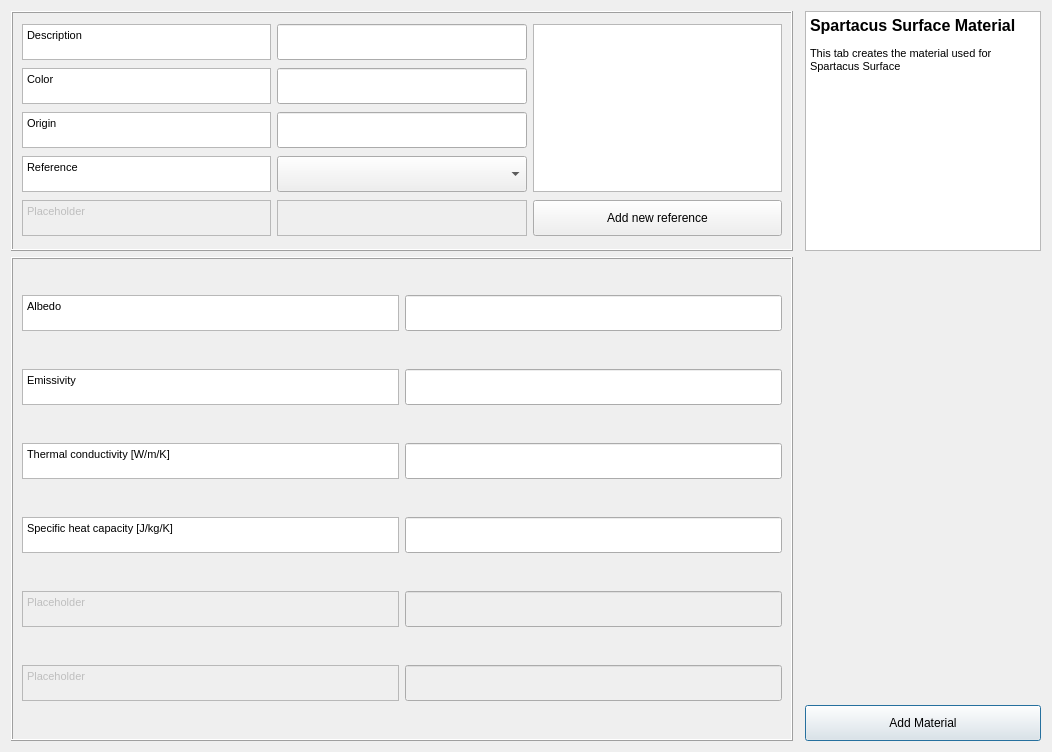
Above: tabs/Spartacus_material_tab.ui from gusbacos/suews_database_manager before the change. Below: the same form after it.
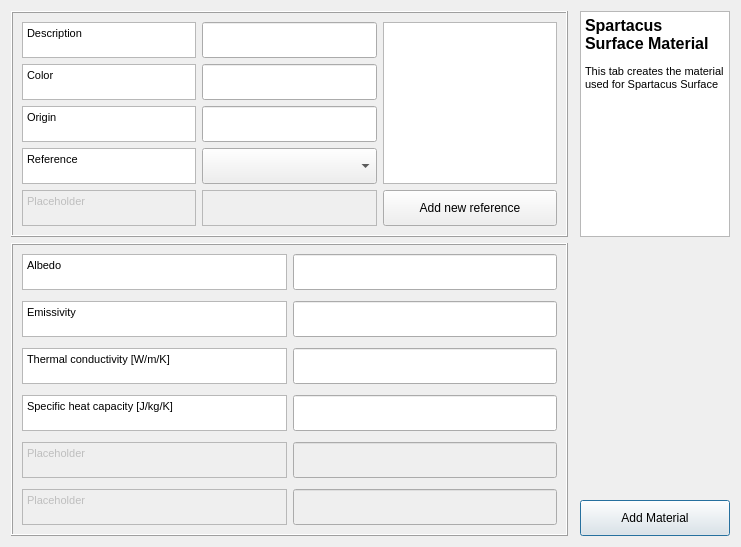
That is the form after the change. Custom widgets are drawn as their Qt base class.

```diff
--- a/tabs/Spartacus_material_tab.ui
+++ b/tabs/Spartacus_material_tab.ui
@@ -6,8 +6,8 @@
    <rect>
     <x>0</x>
     <y>0</y>
-    <width>1052</width>
-    <height>752</height>
+    <width>741</width>
+    <height>543</height>
    </rect>
   </property>
   <property name="windowTitle">
@@ -41,7 +41,7 @@
       <string>&lt;!DOCTYPE HTML PUBLIC &quot;-//W3C//DTD HTML 4.0//EN&quot; &quot;http://www.w3.org/TR/REC-html40/strict.dtd&quot;&gt;
 &lt;html&gt;&lt;head&gt;&lt;meta name=&quot;qrichtext&quot; content=&quot;1&quot; /&gt;&lt;style type=&quot;text/css&quot;&gt;
 p, li { white-space: pre-wrap; }
-&lt;/style&gt;&lt;/head&gt;&lt;body style=&quot; font-family:'MS Shell Dlg 2'; font-size:7.8pt; font-weight:400; font-style:normal;&quot;&gt;
+&lt;/style&gt;&lt;/head&gt;&lt;body style=&quot; font-family:'MS Shell Dlg 2'; font-size:9.75pt; font-weight:400; font-style:normal;&quot;&gt;
 &lt;p style=&quot; margin-top:12px; margin-bottom:12px; margin-left:0px; margin-right:0px; -qt-block-indent:0; text-indent:0px;&quot;&gt;&lt;span style=&quot; font-size:12pt; font-weight:600;&quot;&gt;Spartacus Surface Material&lt;/span&gt;&lt;/p&gt;
 &lt;p style=&quot; margin-top:12px; margin-bottom:12px; margin-left:0px; margin-right:0px; -qt-block-indent:0; text-indent:0px;&quot;&gt;&lt;span style=&quot; font-size:8pt;&quot;&gt;This tab creates the material used for Spartacus Surface&lt;/span&gt;&lt;/p&gt;&lt;/body&gt;&lt;/html&gt;</string>
      </property>
@@ -137,7 +137,7 @@
          <string>&lt;!DOCTYPE HTML PUBLIC &quot;-//W3C//DTD HTML 4.0//EN&quot; &quot;http://www.w3.org/TR/REC-html40/strict.dtd&quot;&gt;
 &lt;html&gt;&lt;head&gt;&lt;meta name=&quot;qrichtext&quot; content=&quot;1&quot; /&gt;&lt;style type=&quot;text/css&quot;&gt;
 p, li { white-space: pre-wrap; }
-&lt;/style&gt;&lt;/head&gt;&lt;body style=&quot; font-family:'MS Shell Dlg 2'; font-size:7.8pt; font-weight:400; font-style:normal;&quot;&gt;
+&lt;/style&gt;&lt;/head&gt;&lt;body style=&quot; font-family:'MS Shell Dlg 2'; font-size:9.75pt; font-weight:400; font-style:normal;&quot;&gt;
 &lt;p style=&quot; margin-top:0px; margin-bottom:0px; margin-left:0px; margin-right:0px; -qt-block-indent:0; text-indent:0px;&quot;&gt;&lt;span style=&quot; font-size:8.25pt;&quot;&gt;Specific heat capacity [J/kg/K]&lt;/span&gt;&lt;/p&gt;&lt;/body&gt;&lt;/html&gt;</string>
         </property>
        </widget>
@@ -163,7 +163,7 @@
          <string>&lt;!DOCTYPE HTML PUBLIC &quot;-//W3C//DTD HTML 4.0//EN&quot; &quot;http://www.w3.org/TR/REC-html40/strict.dtd&quot;&gt;
 &lt;html&gt;&lt;head&gt;&lt;meta name=&quot;qrichtext&quot; content=&quot;1&quot; /&gt;&lt;style type=&quot;text/css&quot;&gt;
 p, li { white-space: pre-wrap; }
-&lt;/style&gt;&lt;/head&gt;&lt;body style=&quot; font-family:'MS Shell Dlg 2'; font-size:7.8pt; font-weight:400; font-style:normal;&quot;&gt;
+&lt;/style&gt;&lt;/head&gt;&lt;body style=&quot; font-family:'MS Shell Dlg 2'; font-size:9.75pt; font-weight:400; font-style:normal;&quot;&gt;
 &lt;p style=&quot; margin-top:0px; margin-bottom:0px; margin-left:0px; margin-right:0px; -qt-block-indent:0; text-indent:0px;&quot;&gt;&lt;span style=&quot; font-size:8pt;&quot;&gt;Placeholder&lt;/span&gt;&lt;/p&gt;&lt;/body&gt;&lt;/html&gt;</string>
         </property>
        </widget>
@@ -186,7 +186,7 @@
          <string>&lt;!DOCTYPE HTML PUBLIC &quot;-//W3C//DTD HTML 4.0//EN&quot; &quot;http://www.w3.org/TR/REC-html40/strict.dtd&quot;&gt;
 &lt;html&gt;&lt;head&gt;&lt;meta name=&quot;qrichtext&quot; content=&quot;1&quot; /&gt;&lt;style type=&quot;text/css&quot;&gt;
 p, li { white-space: pre-wrap; }
-&lt;/style&gt;&lt;/head&gt;&lt;body style=&quot; font-family:'MS Shell Dlg 2'; font-size:7.8pt; font-weight:400; font-style:normal;&quot;&gt;
+&lt;/style&gt;&lt;/head&gt;&lt;body style=&quot; font-family:'MS Shell Dlg 2'; font-size:9.75pt; font-weight:400; font-style:normal;&quot;&gt;
 &lt;p style=&quot; margin-top:0px; margin-bottom:0px; margin-left:0px; margin-right:0px; -qt-block-indent:0; text-indent:0px;&quot;&gt;&lt;span style=&quot; font-size:8pt;&quot;&gt;Emissivity&lt;/span&gt;&lt;/p&gt;&lt;/body&gt;&lt;/html&gt;</string>
         </property>
        </widget>
@@ -256,7 +256,7 @@
          <string>&lt;!DOCTYPE HTML PUBLIC &quot;-//W3C//DTD HTML 4.0//EN&quot; &quot;http://www.w3.org/TR/REC-html40/strict.dtd&quot;&gt;
 &lt;html&gt;&lt;head&gt;&lt;meta name=&quot;qrichtext&quot; content=&quot;1&quot; /&gt;&lt;style type=&quot;text/css&quot;&gt;
 p, li { white-space: pre-wrap; }
-&lt;/style&gt;&lt;/head&gt;&lt;body style=&quot; font-family:'MS Shell Dlg 2'; font-size:7.8pt; font-weight:400; font-style:normal;&quot;&gt;
+&lt;/style&gt;&lt;/head&gt;&lt;body style=&quot; font-family:'MS Shell Dlg 2'; font-size:9.75pt; font-weight:400; font-style:normal;&quot;&gt;
 &lt;p style=&quot; margin-top:0px; margin-bottom:0px; margin-left:0px; margin-right:0px; -qt-block-indent:0; text-indent:0px;&quot;&gt;&lt;span style=&quot; font-size:8.25pt;&quot;&gt;Thermal conductivity [W/m/K]&lt;/span&gt;&lt;/p&gt;&lt;/body&gt;&lt;/html&gt;</string>
         </property>
        </widget>
@@ -282,7 +282,7 @@
          <string>&lt;!DOCTYPE HTML PUBLIC &quot;-//W3C//DTD HTML 4.0//EN&quot; &quot;http://www.w3.org/TR/REC-html40/strict.dtd&quot;&gt;
 &lt;html&gt;&lt;head&gt;&lt;meta name=&quot;qrichtext&quot; content=&quot;1&quot; /&gt;&lt;style type=&quot;text/css&quot;&gt;
 p, li { white-space: pre-wrap; }
-&lt;/style&gt;&lt;/head&gt;&lt;body style=&quot; font-family:'MS Shell Dlg 2'; font-size:7.8pt; font-weight:400; font-style:normal;&quot;&gt;
+&lt;/style&gt;&lt;/head&gt;&lt;body style=&quot; font-family:'MS Shell Dlg 2'; font-size:9.75pt; font-weight:400; font-style:normal;&quot;&gt;
 &lt;p style=&quot; margin-top:0px; margin-bottom:0px; margin-left:0px; margin-right:0px; -qt-block-indent:0; text-indent:0px;&quot;&gt;&lt;span style=&quot; font-size:8.25pt;&quot;&gt;Placeholder&lt;/span&gt;&lt;/p&gt;&lt;/body&gt;&lt;/html&gt;</string>
         </property>
        </widget>
@@ -305,7 +305,7 @@
          <string>&lt;!DOCTYPE HTML PUBLIC &quot;-//W3C//DTD HTML 4.0//EN&quot; &quot;http://www.w3.org/TR/REC-html40/strict.dtd&quot;&gt;
 &lt;html&gt;&lt;head&gt;&lt;meta name=&quot;qrichtext&quot; content=&quot;1&quot; /&gt;&lt;style type=&quot;text/css&quot;&gt;
 p, li { white-space: pre-wrap; }
-&lt;/style&gt;&lt;/head&gt;&lt;body style=&quot; font-family:'MS Shell Dlg 2'; font-size:7.8pt; font-weight:400; font-style:normal;&quot;&gt;
+&lt;/style&gt;&lt;/head&gt;&lt;body style=&quot; font-family:'MS Shell Dlg 2'; font-size:9.75pt; font-weight:400; font-style:normal;&quot;&gt;
 &lt;p style=&quot; margin-top:0px; margin-bottom:0px; margin-left:0px; margin-right:0px; -qt-block-indent:0; text-indent:0px;&quot;&gt;&lt;span style=&quot; font-size:8pt;&quot;&gt;Albedo&lt;/span&gt;&lt;/p&gt;&lt;/body&gt;&lt;/html&gt;</string>
         </property>
        </widget>
@@ -412,7 +412,7 @@
          <string>&lt;!DOCTYPE HTML PUBLIC &quot;-//W3C//DTD HTML 4.0//EN&quot; &quot;http://www.w3.org/TR/REC-html40/strict.dtd&quot;&gt;
 &lt;html&gt;&lt;head&gt;&lt;meta name=&quot;qrichtext&quot; content=&quot;1&quot; /&gt;&lt;style type=&quot;text/css&quot;&gt;
 p, li { white-space: pre-wrap; }
-&lt;/style&gt;&lt;/head&gt;&lt;body style=&quot; font-family:'MS Shell Dlg 2'; font-size:7.8pt; font-weight:400; font-style:normal;&quot;&gt;
+&lt;/style&gt;&lt;/head&gt;&lt;body style=&quot; font-family:'MS Shell Dlg 2'; font-size:9.75pt; font-weight:400; font-style:normal;&quot;&gt;
 &lt;p style=&quot; margin-top:0px; margin-bottom:0px; margin-left:0px; margin-right:0px; -qt-block-indent:0; text-indent:0px;&quot;&gt;&lt;span style=&quot; font-size:8pt;&quot;&gt;Description&lt;/span&gt;&lt;/p&gt;&lt;/body&gt;&lt;/html&gt;</string>
         </property>
        </widget>
@@ -482,7 +482,7 @@
          <string>&lt;!DOCTYPE HTML PUBLIC &quot;-//W3C//DTD HTML 4.0//EN&quot; &quot;http://www.w3.org/TR/REC-html40/strict.dtd&quot;&gt;
 &lt;html&gt;&lt;head&gt;&lt;meta name=&quot;qrichtext&quot; content=&quot;1&quot; /&gt;&lt;style type=&quot;text/css&quot;&gt;
 p, li { white-space: pre-wrap; }
-&lt;/style&gt;&lt;/head&gt;&lt;body style=&quot; font-family:'MS Shell Dlg 2'; font-size:7.8pt; font-weight:400; font-style:normal;&quot;&gt;
+&lt;/style&gt;&lt;/head&gt;&lt;body style=&quot; font-family:'MS Shell Dlg 2'; font-size:9.75pt; font-weight:400; font-style:normal;&quot;&gt;
 &lt;p style=&quot; margin-top:0px; margin-bottom:0px; margin-left:0px; margin-right:0px; -qt-block-indent:0; text-indent:0px;&quot;&gt;&lt;span style=&quot; font-size:8pt;&quot;&gt;Color&lt;/span&gt;&lt;/p&gt;&lt;/body&gt;&lt;/html&gt;</string>
         </property>
        </widget>
@@ -527,7 +527,7 @@
          <string>&lt;!DOCTYPE HTML PUBLIC &quot;-//W3C//DTD HTML 4.0//EN&quot; &quot;http://www.w3.org/TR/REC-html40/strict.dtd&quot;&gt;
 &lt;html&gt;&lt;head&gt;&lt;meta name=&quot;qrichtext&quot; content=&quot;1&quot; /&gt;&lt;style type=&quot;text/css&quot;&gt;
 p, li { white-space: pre-wrap; }
-&lt;/style&gt;&lt;/head&gt;&lt;body style=&quot; font-family:'MS Shell Dlg 2'; font-size:7.8pt; font-weight:400; font-style:normal;&quot;&gt;
+&lt;/style&gt;&lt;/head&gt;&lt;body style=&quot; font-family:'MS Shell Dlg 2'; font-size:9.75pt; font-weight:400; font-style:normal;&quot;&gt;
 &lt;p style=&quot; margin-top:0px; margin-bottom:0px; margin-left:0px; margin-right:0px; -qt-block-indent:0; text-indent:0px;&quot;&gt;&lt;span style=&quot; font-size:8pt;&quot;&gt;Origin&lt;/span&gt;&lt;/p&gt;&lt;/body&gt;&lt;/html&gt;</string>
         </property>
        </widget>
@@ -572,7 +572,7 @@
          <string>&lt;!DOCTYPE HTML PUBLIC &quot;-//W3C//DTD HTML 4.0//EN&quot; &quot;http://www.w3.org/TR/REC-html40/strict.dtd&quot;&gt;
 &lt;html&gt;&lt;head&gt;&lt;meta name=&quot;qrichtext&quot; content=&quot;1&quot; /&gt;&lt;style type=&quot;text/css&quot;&gt;
 p, li { white-space: pre-wrap; }
-&lt;/style&gt;&lt;/head&gt;&lt;body style=&quot; font-family:'MS Shell Dlg 2'; font-size:7.8pt; font-weight:400; font-style:normal;&quot;&gt;
+&lt;/style&gt;&lt;/head&gt;&lt;body style=&quot; font-family:'MS Shell Dlg 2'; font-size:9.75pt; font-weight:400; font-style:normal;&quot;&gt;
 &lt;p style=&quot; margin-top:0px; margin-bottom:0px; margin-left:0px; margin-right:0px; -qt-block-indent:0; text-indent:0px;&quot;&gt;&lt;span style=&quot; font-size:8pt;&quot;&gt;Reference&lt;/span&gt;&lt;/p&gt;&lt;/body&gt;&lt;/html&gt;</string>
         </property>
        </widget>
@@ -623,7 +623,7 @@
          <string>&lt;!DOCTYPE HTML PUBLIC &quot;-//W3C//DTD HTML 4.0//EN&quot; &quot;http://www.w3.org/TR/REC-html40/strict.dtd&quot;&gt;
 &lt;html&gt;&lt;head&gt;&lt;meta name=&quot;qrichtext&quot; content=&quot;1&quot; /&gt;&lt;style type=&quot;text/css&quot;&gt;
 p, li { white-space: pre-wrap; }
-&lt;/style&gt;&lt;/head&gt;&lt;body style=&quot; font-family:'MS Shell Dlg 2'; font-size:7.8pt; font-weight:400; font-style:normal;&quot;&gt;
+&lt;/style&gt;&lt;/head&gt;&lt;body style=&quot; font-family:'MS Shell Dlg 2'; font-size:9.75pt; font-weight:400; font-style:normal;&quot;&gt;
 &lt;p style=&quot; margin-top:0px; margin-bottom:0px; margin-left:0px; margin-right:0px; -qt-block-indent:0; text-indent:0px;&quot;&gt;&lt;span style=&quot; font-size:8.25pt;&quot;&gt;Placeholder&lt;/span&gt;&lt;/p&gt;&lt;/body&gt;&lt;/html&gt;</string>
         </property>
        </widget>
@@ -649,7 +649,7 @@
          <string>&lt;!DOCTYPE HTML PUBLIC &quot;-//W3C//DTD HTML 4.0//EN&quot; &quot;http://www.w3.org/TR/REC-html40/strict.dtd&quot;&gt;
 &lt;html&gt;&lt;head&gt;&lt;meta name=&quot;qrichtext&quot; content=&quot;1&quot; /&gt;&lt;style type=&quot;text/css&quot;&gt;
 p, li { white-space: pre-wrap; }
-&lt;/style&gt;&lt;/head&gt;&lt;body style=&quot; font-family:'MS Shell Dlg 2'; font-size:7.8pt; font-weight:400; font-style:normal;&quot;&gt;
+&lt;/style&gt;&lt;/head&gt;&lt;body style=&quot; font-family:'MS Shell Dlg 2'; font-size:9.75pt; font-weight:400; font-style:normal;&quot;&gt;
 &lt;p style=&quot;-qt-paragraph-type:empty; margin-top:0px; margin-bottom:0px; margin-left:0px; margin-right:0px; -qt-block-indent:0; text-indent:0px; font-size:8.25pt;&quot;&gt;&lt;br /&gt;&lt;/p&gt;&lt;/body&gt;&lt;/html&gt;</string>
         </property>
        </widget>
```
